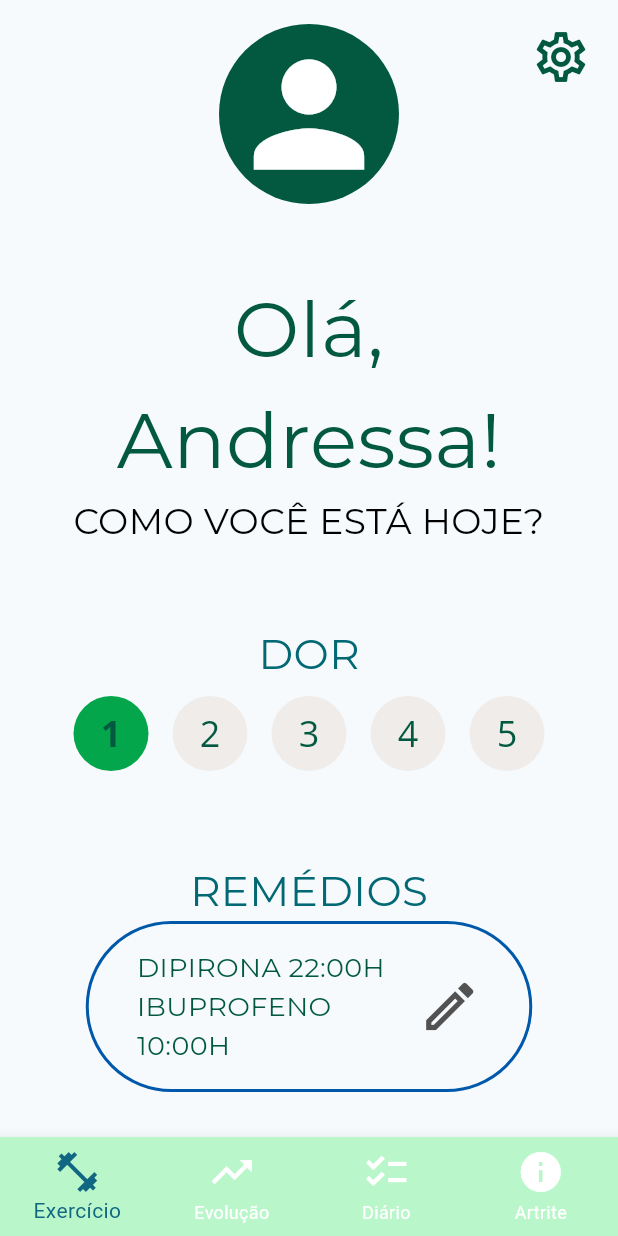
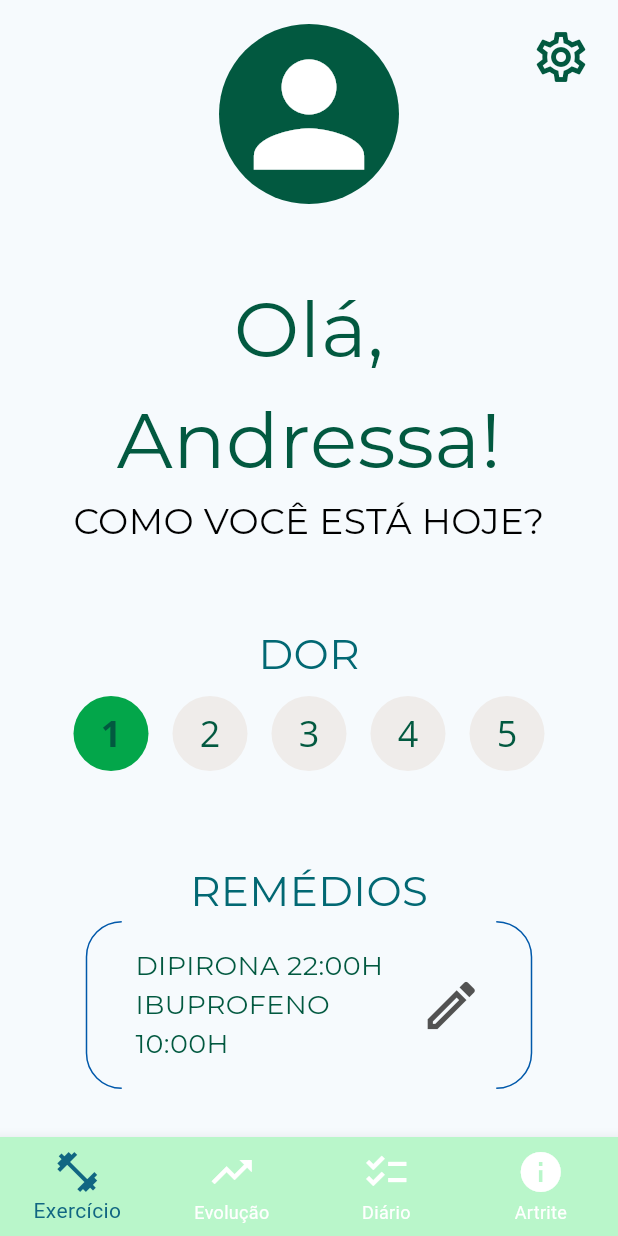
Before and after one commit to artri-app/artri-app, a Flutter app: the screen it shows after launch, after a tap on "Go to user diary page", on a phone screen of 412 x 824 dp. Run offline on Flutter 3.47's test engine with Material 3 defaults, Android fonts, the phone set to English and light mode, and no system bars; our stand-ins replace gap, google_fonts.

Commit message:
feat: custom box border
Creating the custom box border to be used on containers.

```diff
--- a/lib/utils/custom_border.dart
+++ b/lib/utils/custom_border.dart
@@ -187,3 +187,179 @@ class CustomInputBorder extends InputBorder {
         borderSide: borderSide.scale(t), borderRadius: borderRadius);
   }
 }
+
+class CustomBoxBorder extends BoxBorder {
+  final double borderWidth;
+  final Color borderColor;
+  final BorderRadius borderRadius;
+
+  const CustomBoxBorder(
+      {this.borderWidth = 1,
+      this.borderColor = const Color(0xff0058aa),
+      this.borderRadius = BorderRadius.zero});
+
+  @override
+  BorderSide get bottom =>
+      const BorderSide(color: Colors.transparent, width: 0);
+
+  @override
+  BorderSide get top => const BorderSide(color: Colors.transparent, width: 0);
+
+  BorderSide get right => BorderSide(color: borderColor, width: borderWidth);
+
+  BorderSide get left => BorderSide(color: borderColor, width: borderWidth);
+
+  @override
+  EdgeInsetsGeometry get dimensions {
+    return EdgeInsets.all(left.strokeInset);
+  }
+
+  @override
+  bool get isUniform {
+    return true;
+  }
+
+  @override
+  ShapeBorder scale(double t) {
+    return CustomBoxBorder(borderWidth: borderWidth * t);
+  }
+
+  @override
+  void paint(Canvas canvas, Rect rect,
+      {TextDirection? textDirection,
+      BoxShape shape = BoxShape.rectangle,
+      BorderRadius? borderRadius}) {
+    Paint? paint;
+
+    paint = createPaintForBorder();
+    if (this.borderRadius.topLeft.x != 0.0 && paint != null) {
+      canvas.drawArc(
+        rectForCorner(
+          rect.topLeft,
+          this.borderRadius.topLeft,
+          1,
+          1,
+          borderWidth,
+        ),
+        pi / 2 * 2,
+        pi / 2,
+        false,
+        paint,
+      );
+    }
+
+    paint = createPaintForBorder();
+    if (this.borderRadius.topRight.x != 0.0 && paint != null) {
+      canvas.drawArc(
+        rectForCorner(
+          rect.topRight,
+          this.borderRadius.topRight,
+          -1,
+          1,
+          borderWidth,
+        ),
+        pi / 2 * 3,
+        pi / 2,
+        false,
+        paint,
+      );
+    }
+
+    paint = createPaintForBorder();
+    if (paint != null) {
+      canvas.drawLine(
+        rect.topRight +
+            Offset(
+              -1 * (borderWidth) / 2,
+              this.borderRadius.topRight.y +
+                  (this.borderRadius.topRight.x == 0 ? (borderWidth) : 0.0),
+            ),
+        rect.bottomRight +
+            Offset(
+              -1 * (borderWidth) / 2,
+              -this.borderRadius.bottomRight.y,
+            ),
+        paint,
+      );
+    }
+
+    paint = createPaintForBorder();
+    if (this.borderRadius.bottomRight.x != 0.0 && paint != null) {
+      canvas.drawArc(
+        rectForCorner(
+          rect.bottomRight,
+          this.borderRadius.bottomRight,
+          -1,
+          -1,
+          borderWidth,
+        ),
+        pi / 2 * 0,
+        pi / 2,
+        false,
+        paint,
+      );
+    }
+
+    paint = createPaintForBorder();
+    if (this.borderRadius.bottomLeft.x != 0.0 && paint != null) {
+      canvas.drawArc(
+        rectForCorner(
+          rect.bottomLeft,
+          this.borderRadius.bottomLeft,
+          1,
+          -1,
+          borderWidth,
+        ),
+        pi / 2 * 1,
+        pi / 2,
+        false,
+        paint,
+      );
+    }
+
+    paint = createPaintForBorder();
+    if (paint != null) {
+      canvas.drawLine(
+        rect.bottomLeft +
+            Offset(
+              (borderWidth) / 2,
+              -this.borderRadius.bottomLeft.y -
+                  (this.borderRadius.bottomLeft.x == 0 ? (borderWidth) : 0.0),
+            ),
+        rect.topLeft + Offset((borderWidth) / 2, this.borderRadius.topLeft.y),
+        paint,
+      );
+    }
+  }
+
+  Rect rectForCorner(
+    Offset offset,
+    Radius radius,
+    num signX,
+    num signY, [
+    double? sideWidth,
+  ]) {
+    sideWidth ??= 0;
+    final double d = sideWidth / 2;
+    final double borderRadiusX = radius.x - d;
+    final double borderRadiusY = radius.y - d;
+    final Rect rect = Rect.fromPoints(
+      offset + Offset(signX.sign * d, signY.sign * d),
+      offset +
+          Offset(signX.sign * d, signY.sign * d) +
+          Offset(
+            signX.sign * 2 * borderRadiusX,
+            signY.sign * 2 * borderRadiusY,
+          ),
+    );
+
+    return rect;
+  }
+
+  Paint? createPaintForBorder() {
+    return Paint()
+      ..style = PaintingStyle.stroke
+      ..color = borderColor
+      ..strokeWidth = borderWidth;
+  }
+}
--- a/lib/views/user_diary/user_diary_page.dart
+++ b/lib/views/user_diary/user_diary_page.dart
@@ -1,3 +1,4 @@
+import 'package:artriapp/utils/custom_border.dart';
 import 'package:artriapp/views/user_diary/widgets/scale_selector.dart';
 import 'package:artriapp/views/widgets/navbar.dart';
 import 'package:flutter/material.dart';
@@ -84,10 +85,15 @@ class _UserDiaryPageState extends State<UserDiaryPage> {
                       widthFactor: 0.85,
                       child: Container(
                         decoration: BoxDecoration(
-                          border: Border.all(
-                            color: const Color(0xff0058aa),
-                            width: 2,
+                          border: const CustomBoxBorder(
+                            borderRadius: BorderRadius.all(
+                              Radius.circular(24),
+                            ),
                           ),
+                          // Border.all(
+                          //   color: const Color(0xff0058aa),
+                          //   width: 2,
+                          // ),
                           borderRadius: BorderRadius.circular(100),
                         ),
                         child: Padding(
```
